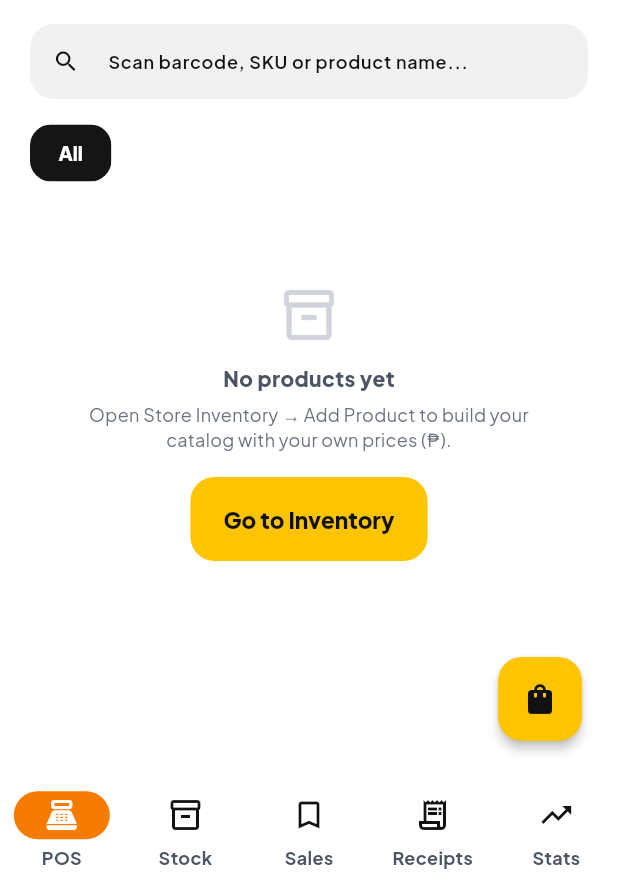
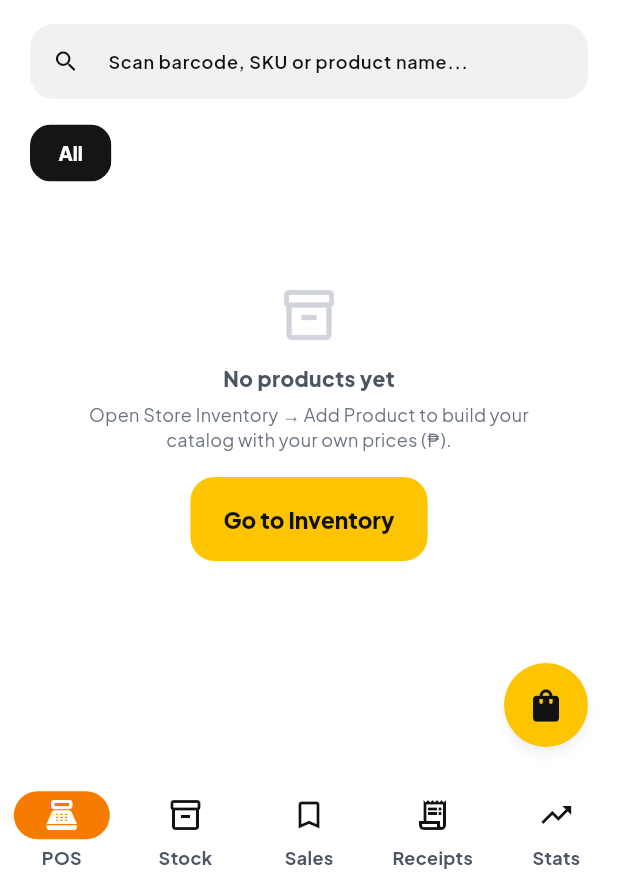
Before and after one commit to CasinWorks/CasinPOS, a Flutter app: the screen it shows after launch, on a phone screen of 412 x 824 dp, the part 351-1236 px from its top. Run offline on Flutter 3.47's test engine with Material 3 defaults, Android fonts, the phone set to English and light mode, and no system bars; our stand-ins replace connectivity_plus, fl_chart, flutter_riverpod, go_router, google_fonts, image_picker and 5 more; missing offline and left inert: mobile_scanner; accounts and stored records are empty.

Commit message:
Fix mobile cart button flashing gray on every add.
Replace the Material 3 FAB (state overlay flash) with a solid gold circular button.

Co-authored-by: Cursor <cursoragent@cursor.com>

```diff
--- a/app/lib/features/cart_checkout/mobile_cart_fab.dart
+++ b/app/lib/features/cart_checkout/mobile_cart_fab.dart
@@ -7,10 +7,8 @@ import '../../core/theme/app_colors.dart';
 import '../../data/providers/pos_providers.dart';
 import 'retail_cart_tray.dart';
 
-/// Mobile cart button: badge count + shake + confetti on add-to-cart.
-///
-/// Uses a fixed-size [FloatingActionButton] (not extended) so the Scaffold
-/// doesn’t resize/animate a full-width band under the button on every add.
+/// Mobile cart control: solid gold button (not M3 FAB — FAB state overlays
+/// flash gray on every add). Badge + light shake on add-to-cart.
 class MobileCartFab extends ConsumerStatefulWidget {
   const MobileCartFab({super.key});
 
@@ -19,62 +17,26 @@ class MobileCartFab extends ConsumerStatefulWidget {
 }
 
 class _MobileCartFabState extends ConsumerState<MobileCartFab>
-    with TickerProviderStateMixin {
+    with SingleTickerProviderStateMixin {
   late final AnimationController _shake;
-  late final AnimationController _confetti;
-  late final AnimationController _badgePop;
-  final _rng = math.Random();
-  late List<_ConfettiBit> _bits;
 
   @override
   void initState() {
     super.initState();
-    _bits = const [];
     _shake = AnimationController(
       vsync: this,
-      duration: const Duration(milliseconds: 520),
-    );
-    _confetti = AnimationController(
-      vsync: this,
-      duration: const Duration(milliseconds: 900),
-    );
-    _badgePop = AnimationController(
-      vsync: this,
-      duration: const Duration(milliseconds: 280),
+      duration: const Duration(milliseconds: 420),
     );
   }
 
   @override
   void dispose() {
     _shake.dispose();
-    _confetti.dispose();
-    _badgePop.dispose();
     super.dispose();
   }
 
   void _celebrate() {
-    _bits = List.generate(18, (_) {
-      final angle = -math.pi * 0.15 - _rng.nextDouble() * math.pi * 0.7;
-      final speed = 70 + _rng.nextDouble() * 110;
-      return _ConfettiBit(
-        dx: math.cos(angle) * speed,
-        dy: math.sin(angle) * speed - 30,
-        spin: (_rng.nextDouble() - 0.5) * 8,
-        color: [
-          AppColors.accent,
-          AppColors.brandYellow,
-          AppColors.brandOrange,
-          AppColors.accentDeep,
-          const Color(0xFFE53935),
-          const Color(0xFF43A047),
-        ][_rng.nextInt(6)],
-        size: 4 + _rng.nextDouble() * 4,
-        shape: _rng.nextBool() ? _ConfettiShape.rect : _ConfettiShape.circle,
-      );
-    });
     _shake.forward(from: 0);
-    _confetti.forward(from: 0);
-    _badgePop.forward(from: 0);
   }
 
   void _openCart() {
@@ -105,75 +67,56 @@ class _MobileCartFabState extends ConsumerState<MobileCartFab>
       if (next != null && next != prev) _celebrate();
     });
 
-    final shakeT = CurvedAnimation(parent: _shake, curve: Curves.easeOut);
-    final badgeScale = TweenSequence<double>([
-      TweenSequenceItem(tween: Tween(begin: 1, end: 1.35), weight: 40),
-      TweenSequenceItem(tween: Tween(begin: 1.35, end: 1), weight: 60),
-    ]).animate(CurvedAnimation(parent: _badgePop, curve: Curves.easeOutBack));
-
     return SizedBox(
-      width: 72,
-      height: 72,
-      child: Stack(
-        clipBehavior: Clip.hardEdge,
-        alignment: Alignment.center,
-        children: [
-          Positioned.fill(
-            child: IgnorePointer(
+      width: 64,
+      height: 64,
       child: AnimatedBuilder(
-                animation: _confetti,
-                builder: (context, _) {
-                  if (!_confetti.isAnimating && _confetti.value == 0) {
-                    return const SizedBox.shrink();
-                  }
-                  return CustomPaint(
-                    painter: _ConfettiPainter(
-                      progress: _confetti.value,
-                      bits: _bits,
-                    ),
-                  );
-                },
-              ),
-            ),
-          ),
-          AnimatedBuilder(
-            animation: shakeT,
+        animation: _shake,
         builder: (context, child) {
-              final wiggle = math.sin(shakeT.value * math.pi * 6) *
-                  (1 - shakeT.value) *
-                  0.18;
+          final t = Curves.easeOut.transform(_shake.value);
+          final wiggle = math.sin(t * math.pi * 5) * (1 - t) * 0.14;
           return Transform.rotate(
             angle: wiggle,
             child: Transform.translate(
-                  offset: Offset(
-                    math.sin(shakeT.value * math.pi * 5) * (1 - shakeT.value) * 6,
-                    0,
-                  ),
+              offset: Offset(math.sin(t * math.pi * 4) * (1 - t) * 5, 0),
               child: child,
             ),
           );
         },
-            child: FloatingActionButton(
-              heroTag: null,
-              onPressed: _openCart,
-              backgroundColor: AppColors.accent,
-              foregroundColor: AppColors.ink,
+        child: Stack(
+          clipBehavior: Clip.none,
+          alignment: Alignment.center,
+          children: [
+            Material(
+              color: AppColors.accent,
               elevation: 3,
-              highlightElevation: 3,
-              tooltip: count > 0 ? 'Cart ($count)' : 'Cart',
-              child: const Icon(Icons.shopping_bag_rounded),
+              shadowColor: Colors.black26,
+              shape: const CircleBorder(),
+              clipBehavior: Clip.antiAlias,
+              child: InkWell(
+                customBorder: const CircleBorder(),
+                onTap: _openCart,
+                splashColor: AppColors.accentDeep.withValues(alpha: 0.28),
+                highlightColor: Colors.transparent,
+                child: const SizedBox(
+                  width: 56,
+                  height: 56,
+                  child: Icon(
+                    Icons.shopping_bag_rounded,
+                    color: AppColors.ink,
+                    size: 26,
+                  ),
+                ),
               ),
             ),
             if (count > 0)
               Positioned(
-              right: 4,
-              top: 4,
-              child: ScaleTransition(
-                scale: badgeScale,
+                right: 0,
+                top: 0,
                 child: _CartBadge(count: count),
               ),
+          ],
         ),
-        ],
       ),
     );
   }
@@ -195,13 +138,6 @@ class _CartBadge extends StatelessWidget {
         color: AppColors.danger,
         borderRadius: BorderRadius.circular(999),
         border: Border.all(color: Colors.white, width: 2),
-        boxShadow: [
-          BoxShadow(
-            color: AppColors.danger.withValues(alpha: 0.35),
-            blurRadius: 6,
-            offset: const Offset(0, 2),
-          ),
-        ],
       ),
       child: Text(
         label,
@@ -215,62 +151,3 @@ class _CartBadge extends StatelessWidget {
     );
   }
 }
-
-enum _ConfettiShape { rect, circle }
-
-class _ConfettiBit {
-  const _ConfettiBit({
-    required this.dx,
-    required this.dy,
-    required this.spin,
-    required this.color,
-    required this.size,
-    required this.shape,
-  });
-
-  final double dx;
-  final double dy;
-  final double spin;
-  final Color color;
-  final double size;
-  final _ConfettiShape shape;
-}
-
-class _ConfettiPainter extends CustomPainter {
-  _ConfettiPainter({required this.progress, required this.bits});
-
-  final double progress;
-  final List<_ConfettiBit> bits;
-
-  @override
-  void paint(Canvas canvas, Size size) {
-    final origin = Offset(size.width * 0.5, size.height * 0.55);
-    final g = 420.0;
-    for (final bit in bits) {
-      final t = progress;
-      final x = origin.dx + bit.dx * t;
-      final y = origin.dy + bit.dy * t + 0.5 * g * t * t;
-      final alpha = (1 - t).clamp(0.0, 1.0);
-      final paint = Paint()..color = bit.color.withValues(alpha: alpha);
-      canvas.save();
-      canvas.translate(x, y);
-      canvas.rotate(bit.spin * t);
-      if (bit.shape == _ConfettiShape.circle) {
-        canvas.drawCircle(Offset.zero, bit.size * 0.55, paint);
-      } else {
-        canvas.drawRRect(
-          RRect.fromRectAndRadius(
-            Rect.fromCenter(center: Offset.zero, width: bit.size, height: bit.size * 0.55),
-            const Radius.circular(1.5),
-          ),
-          paint,
-        );
-      }
-      canvas.restore();
-    }
-  }
-
-  @override
-  bool shouldRepaint(covariant _ConfettiPainter oldDelegate) =>
-      oldDelegate.progress != progress;
-}
```
Lines whose indentation alone changed are shown as unchanged.
